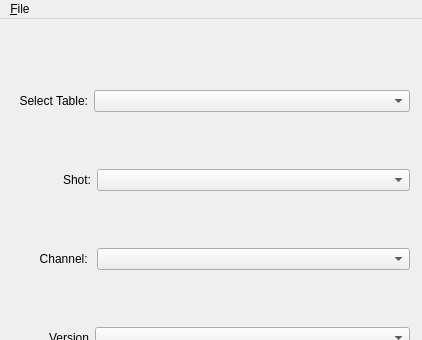
Above: db_edit/main_window_ui.ui from netepenko/DataAnalysis before the change; both pictures show x 0 to 422 and y 0 to 340 of the 422 by 602 pixel window. Below: the same form after it.
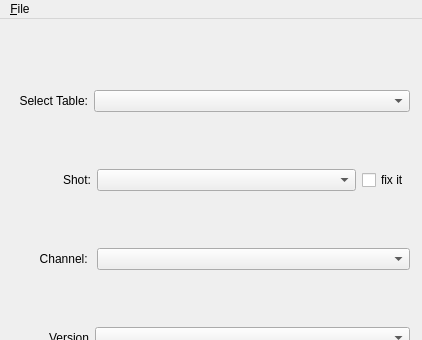
That is the form after the change.

What changed in the file:
```diff
--- a/db_edit/main_window_ui.ui
+++ b/db_edit/main_window_ui.ui
@@ -14,7 +14,7 @@
    <string>MainWindow</string>
   </property>
   <widget class="QWidget" name="centralwidget">
-   <widget class="QWidget" name="">
+   <widget class="QWidget" name="layoutWidget">
     <property name="geometry">
      <rect>
       <x>19</x>
@@ -88,6 +88,13 @@
          </property>
         </widget>
        </item>
+       <item>
+        <widget class="QCheckBox" name="checkBoxFixShot">
+         <property name="text">
+          <string>fix it</string>
+         </property>
+        </widget>
+       </item>
       </layout>
      </item>
      <item>
```
